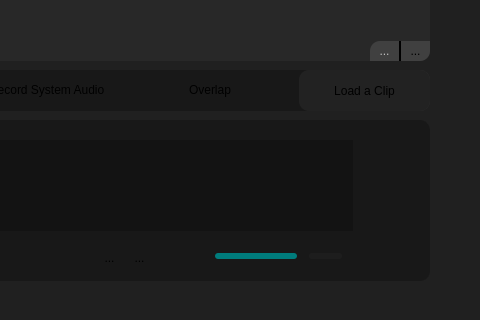
This is qtui/soundboardmenu.ui in andre-tm-hui/ReVox as Qt 5 draws it before an edit; both pictures show x 401 to 881 and y 190 to 510 of the 881 by 510 pixel window. The edited form follows.
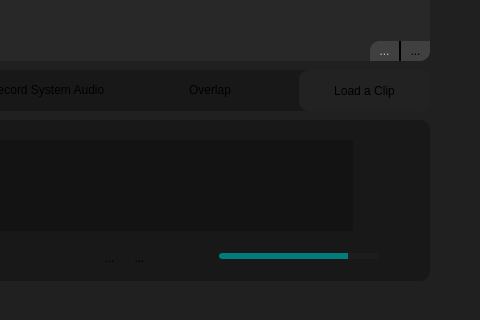
This is the edited form. Icons and pictures are not drawn.

What changed in the file:
```diff
--- a/qtui/soundboardmenu.ui
+++ b/qtui/soundboardmenu.ui
@@ -611,9 +611,9 @@
    <widget class="QSlider" name="volume">
     <property name="geometry">
      <rect>
-      <x>389</x>
+      <x>369</x>
       <y>126</y>
-      <width>141</width>
+      <width>191</width>
       <height>21</height>
      </rect>
     </property>
@@ -636,19 +636,21 @@
 background: #00CCCC;
 border-radius: 3px;
 margin: 6px;
+margin-left: 30px;
 }
 
 QSlider::add-page:horizontal {
 background: #303030;
 border-radius: 3px;
 margin: 6px;
+margin-right: 30px;
 }</string>
     </property>
     <property name="maximum">
      <number>150</number>
     </property>
     <property name="value">
-     <number>100</number>
+     <number>150</number>
     </property>
     <property name="orientation">
      <enum>Qt::Horizontal</enum>
```
